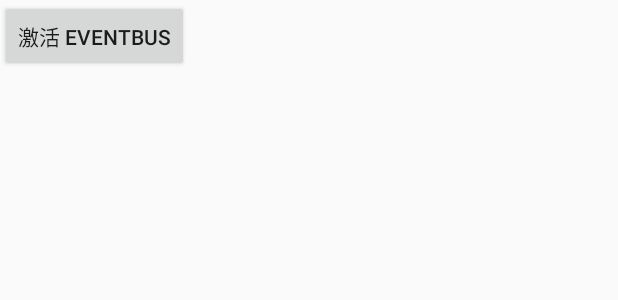
After one commit to YongmingLee/kai, an Android app: the layout activity_eventbus_test.xml on its own in the app's theme, with its tools: preview values and no code run, on a phone screen of 412 x 824 dp. The commit adds this screen. Shown: the top 300 px of the screen. Run offline under Robolectric (Android 15) with nearby library versions, the phone set to English and light mode, and no system bars.

Commit message:
添加EventBus 测试代码

```diff
--- a/app/build.gradle
+++ b/app/build.gradle
@@ -20,7 +20,7 @@ android {
 
 dependencies {
     implementation 'com.android.support:recyclerview-v7:27.1.1'
-    implementation fileTree(dir: 'libs', include: ['*.jar'])
+    implementation fileTree(include: ['*.jar'], dir: 'libs')
     implementation 'com.android.support:appcompat-v7:27.1.1'
     implementation 'com.android.support.constraint:constraint-layout:1.1.3'
     implementation 'com.android.support:cardview-v7:27.1.1'
@@ -28,4 +28,5 @@ dependencies {
     testImplementation 'junit:junit:4.12'
     androidTestImplementation 'com.android.support.test:runner:1.0.2'
     androidTestImplementation 'com.android.support.test.espresso:espresso-core:3.0.2'
+    implementation 'org.greenrobot:eventbus:3.1.1'
 }
--- a/app/src/main/AndroidManifest.xml
+++ b/app/src/main/AndroidManifest.xml
@@ -63,6 +63,7 @@
         <activity android:name=".ActivitySubmodule.VPIncludeVPActivity"/>
         <activity android:name=".ThirdPartyTestActivity"/>
         <activity android:name=".ActivitySubmodule.EventBusTestActivity"/>
+        <activity android:name=".ActivitySubmodule.EventBusChildTestActivity"/>
 
         <!--
         注意事项:
@@ -97,7 +98,4 @@
 
     </application>
 
-
-
-
 </manifest>
--- /dev/null
+++ b/app/src/main/res/layout/activity_eventbus_child_test.xml
@@ -0,0 +1,6 @@
+<?xml version="1.0" encoding="utf-8"?>
+<LinearLayout xmlns:android="http://schemas.android.com/apk/res/android"
+    android:orientation="vertical" android:layout_width="match_parent"
+    android:layout_height="match_parent">
+
+</LinearLayout>
--- /dev/null
+++ b/app/src/main/res/layout/activity_eventbus_test.xml
@@ -0,0 +1,12 @@
+<?xml version="1.0" encoding="utf-8"?>
+<LinearLayout xmlns:android="http://schemas.android.com/apk/res/android"
+    android:orientation="vertical" android:layout_width="match_parent"
+    android:layout_height="match_parent">
+
+    <Button
+        android:id="@+id/aebt_btn"
+        android:layout_width="wrap_content"
+        android:layout_height="wrap_content"
+        android:text="激活 EventBus"/>
+
+</LinearLayout>
--- a/build.gradle
+++ b/build.gradle
@@ -8,7 +8,6 @@ buildscript {
     }
     dependencies {
         classpath 'com.android.tools.build:gradle:3.2.1'
-
 
         // NOTE: Do not place your application dependencies here; they belong
         // in the individual module build.gradle files
```
Also changed, not shown: app/src/main/java/com/example/yongming/activity/ActivitySubmodule/EventBusChildTestActivity.java (added, +20 -0 lines), app/src/main/java/com/example/yongming/activity/ActivitySubmodule/EventBusTestActivity.java (+49 -1 lines), app/src/main/java/com/example/yongming/module/MessageEvent.java (added, +12 -0 lines), gradle.properties (line endings or trailing spaces).
